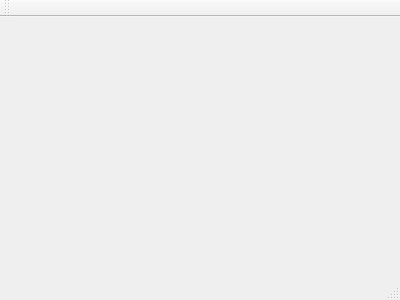
Before: the Qt Designer form qf_com_assistant/mainwindow.ui in qingfengself/qf_com_assistant, drawn with Qt 5.
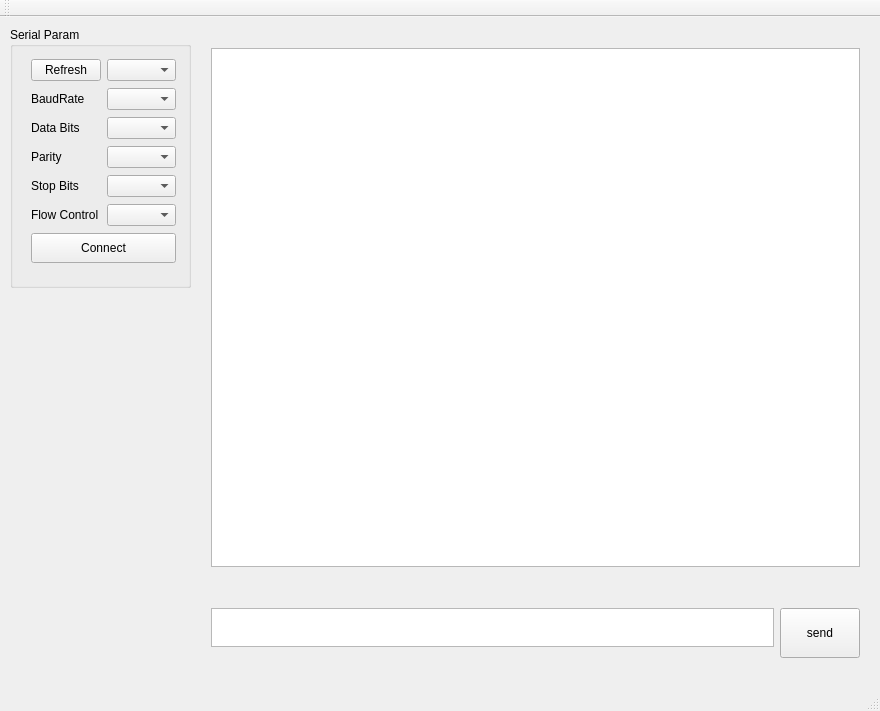
After: the same form once the commit is applied.

```diff
--- a/qf_com_assistant/mainwindow.ui
+++ b/qf_com_assistant/mainwindow.ui
@@ -1,24 +1,187 @@
 <ui version="4.0">
  <class>MainWindow</class>
- <widget class="QMainWindow" name="MainWindow" >
-  <property name="geometry" >
+ <widget class="QMainWindow" name="MainWindow">
+  <property name="geometry">
    <rect>
     <x>0</x>
     <y>0</y>
-    <width>400</width>
-    <height>300</height>
+    <width>880</width>
+    <height>711</height>
    </rect>
   </property>
   <property name="windowTitle" >
    <string>MainWindow</string>
   </property>
-  <widget class="QMenuBar" name="menuBar" />
-  <widget class="QToolBar" name="mainToolBar" />
-  <widget class="QWidget" name="centralWidget" />
-  <widget class="QStatusBar" name="statusBar" />
+  <widget class="QWidget" name="centralWidget">
+   <widget class="QGroupBox" name="groupBox">
+    <property name="geometry">
+     <rect>
+      <x>10</x>
+      <y>10</y>
+      <width>181</width>
+      <height>261</height>
+     </rect>
+    </property>
+    <property name="title">
+     <string>Serial Param</string>
+    </property>
+    <widget class="QWidget" name="gridLayoutWidget">
+     <property name="geometry">
+      <rect>
+       <x>10</x>
+       <y>20</y>
+       <width>167</width>
+       <height>231</height>
+      </rect>
+     </property>
+     <layout class="QGridLayout" name="gridLayout">
+      <item row="2" column="1">
+       <widget class="QComboBox" name="comboBox_3"/>
+      </item>
+      <item row="4" column="1">
+       <widget class="QComboBox" name="comboBox_5"/>
+      </item>
+      <item row="5" column="0">
+       <widget class="QLabel" name="label_5">
+        <property name="text">
+         <string>Flow Control</string>
+        </property>
+       </widget>
+      </item>
+      <item row="4" column="0">
+       <widget class="QLabel" name="label_4">
+        <property name="text">
+         <string>Stop Bits</string>
+        </property>
+       </widget>
+      </item>
+      <item row="1" column="0">
+       <widget class="QLabel" name="label">
+        <property name="text">
+         <string>BaudRate</string>
+        </property>
+       </widget>
+      </item>
+      <item row="2" column="0">
+       <widget class="QLabel" name="label_2">
+        <property name="text">
+         <string>Data Bits</string>
+        </property>
+       </widget>
+      </item>
+      <item row="1" column="1">
+       <widget class="QComboBox" name="comboBox_2"/>
+      </item>
+      <item row="0" column="0">
+       <widget class="QPushButton" name="pushButton">
+        <property name="text">
+         <string>Refresh</string>
+        </property>
+       </widget>
+      </item>
+      <item row="3" column="0">
+       <widget class="QLabel" name="label_3">
+        <property name="text">
+         <string>Parity</string>
+        </property>
+       </widget>
+      </item>
+      <item row="0" column="1">
+       <widget class="QComboBox" name="comboBox"/>
+      </item>
+      <item row="3" column="1">
+       <widget class="QComboBox" name="comboBox_4"/>
+      </item>
+      <item row="5" column="1">
+       <widget class="QComboBox" name="comboBox_6"/>
+      </item>
+      <item row="6" column="0" colspan="2">
+       <widget class="QPushButton" name="pushButton_3">
+        <property name="minimumSize">
+         <size>
+          <width>0</width>
+          <height>30</height>
+         </size>
+        </property>
+        <property name="text">
+         <string>Connect</string>
+        </property>
+       </widget>
+      </item>
+     </layout>
+    </widget>
+   </widget>
+   <widget class="QWidget" name="gridLayoutWidget_2">
+    <property name="geometry">
+     <rect>
+      <x>200</x>
+      <y>20</y>
+      <width>671</width>
+      <height>541</height>
+     </rect>
+    </property>
+    <layout class="QGridLayout" name="gridLayout_2">
+     <item row="0" column="0">
+      <widget class="QPlainTextEdit" name="plainTextEdit_2"/>
+     </item>
+    </layout>
+   </widget>
+   <widget class="QWidget" name="gridLayoutWidget_3">
+    <property name="geometry">
+     <rect>
+      <x>200</x>
+      <y>580</y>
+      <width>671</width>
+      <height>61</height>
+     </rect>
+    </property>
+    <layout class="QGridLayout" name="gridLayout_4">
+     <item row="2" column="1">
+      <widget class="QPushButton" name="pushButton_2">
+       <property name="minimumSize">
+        <size>
+         <width>0</width>
+         <height>50</height>
+        </size>
+       </property>
+       <property name="text">
+        <string>send</string>
+       </property>
+      </widget>
+     </item>
+     <item row="2" column="0">
+      <widget class="QPlainTextEdit" name="plainTextEdit"/>
+     </item>
+    </layout>
+   </widget>
+   <zorder>groupBox</zorder>
+   <zorder>gridLayoutWidget_2</zorder>
+   <zorder>gridLayoutWidget_3</zorder>
+   <zorder>plainTextEdit</zorder>
+   <zorder>plainTextEdit</zorder>
+   <zorder>plainTextEdit</zorder>
+  </widget>
+  <widget class="QMenuBar" name="menuBar">
+   <property name="geometry">
+    <rect>
+     <x>0</x>
+     <y>0</y>
+     <width>880</width>
+     <height>23</height>
+    </rect>
+   </property>
+  </widget>
+  <widget class="QToolBar" name="mainToolBar">
+   <attribute name="toolBarArea">
+    <enum>TopToolBarArea</enum>
+   </attribute>
+   <attribute name="toolBarBreak">
+    <bool>false</bool>
+   </attribute>
+  </widget>
+  <widget class="QStatusBar" name="statusBar"/>
  </widget>
- <layoutDefault spacing="6" margin="11" />
- <pixmapfunction></pixmapfunction>
+ <layoutdefault spacing="6" margin="11"/>
  <resources/>
  <connections/>
 </ui>
```
Left out of the diff: 5 changed lines with no effect on the pictures.
